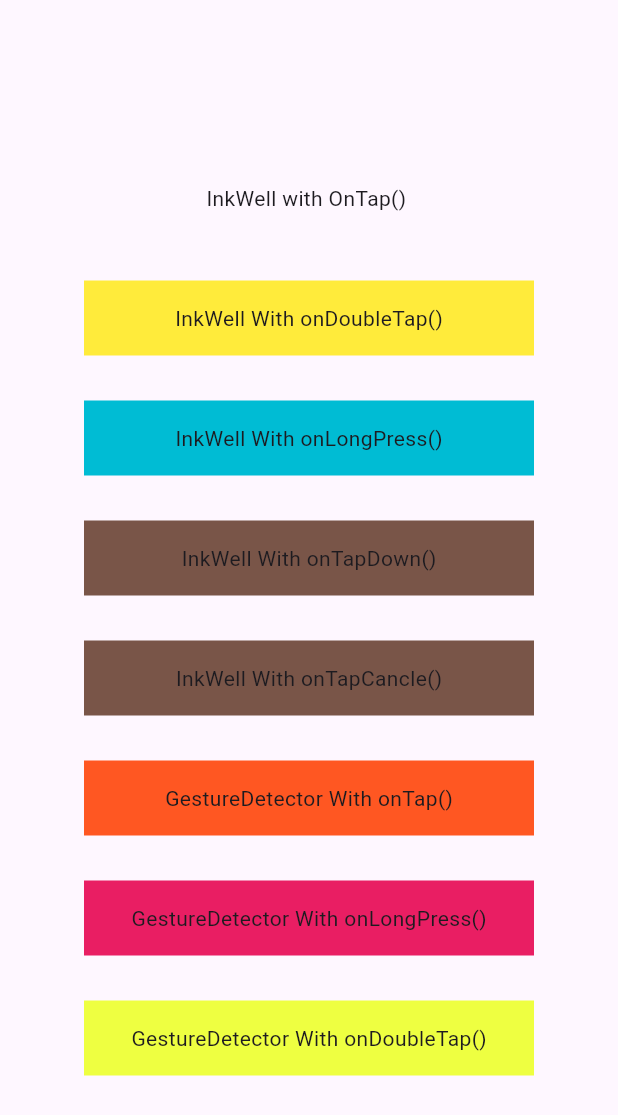
After one commit to pradeepyuni07/Day2-Dart, a Flutter app: the ClickEvent screen opened directly, on a phone screen of 412 x 824 dp. The commit adds this screen. Shown: the top 1115 px of the screen. Run offline on Flutter 3.47's test engine with Material 3 defaults, Android fonts, the phone set to English and light mode, and no system bars; our stand-ins replace image_picker; key blocks and very long unbroken strings in the code were emptied for the run.

Commit message:
Today task done

```diff
--- /dev/null
+++ b/lib/click_event.dart
@@ -0,0 +1,165 @@
+import 'package:flutter/cupertino.dart';
+import 'package:flutter/material.dart';
+
+class ClickEvent extends StatelessWidget {
+  const ClickEvent({super.key});
+
+  @override
+  Widget build(BuildContext context) {
+    return Scaffold(
+      body: Center(
+        child: Column(
+          mainAxisAlignment: MainAxisAlignment.center,
+          children: [
+            InkWell(
+              onTap: () {},
+              radius: 50,
+              // customBorder: BeveledRectangleBorder(borderRadius: BorderRadius.only(topLeft: Radius.elliptical(12, 10))),
+              hoverColor: Colors.greenAccent,
+              splashColor: Colors.blueGrey,
+              // radius: 10,
+              borderRadius: BorderRadius.circular(30),
+              child: Container(
+                alignment: Alignment.center,
+                height: 50,
+                width: 300,
+                // color: Colors.yellow,
+                child: Text("InkWell with OnTap() "),
+              ),
+            ),
+            SizedBox(height: 30),
+
+            InkWell(
+              onDoubleTap: () {
+                ScaffoldMessenger.of(
+                  context,
+                ).showSnackBar(SnackBar(content: Text("This is double Tap()")));
+              },
+
+              // hoverColor: Colors.yellow,
+              child: Container(
+                alignment: Alignment.center,
+                height: 50,
+                width: 300,
+                color: Colors.yellow,
+
+                child: Text("InkWell With onDoubleTap()"),
+              ),
+            ),
+            SizedBox(height: 30),
+            InkWell(
+              onLongPress: () {
+                ScaffoldMessenger.of(context).showSnackBar(
+                  SnackBar(content: Text("This is onLongPress()")),
+                );
+              },
+
+              // hoverColor: Colors.yellow,
+              child: Container(
+                alignment: Alignment.center,
+                height: 50,
+                width: 300,
+                color: Colors.cyan,
+
+                child: Text("InkWell With onLongPress()"),
+              ),
+            ),
+            SizedBox(height: 30),
+            InkWell(
+              onTapDown: (TapDownDetails details) {
+                print("Pressed at: ${details.globalPosition}");
+              },
+              onTapUp: (details) {
+                print("Pressed at: ${details.globalPosition}");
+              },
+              onTapCancel: () {
+                print("onTapCancle");
+              },
+
+              // hoverColor: Colors.yellow,
+              child: Container(
+                alignment: Alignment.center,
+                height: 50,
+                width: 300,
+                color: Colors.brown,
+
+                child: Text("InkWell With onTapDown()"),
+              ),
+            ),
+            SizedBox(height: 30),
+            InkWell(
+              onTapCancel: () {
+                print("onTapCancle");
+              },
+
+              // hoverColor: Colors.yellow,
+              child: Container(
+                alignment: Alignment.center,
+                height: 50,
+                width: 300,
+                color: Colors.brown,
+
+                child: Text("InkWell With onTapCancle()"),
+              ),
+            ),
+
+            SizedBox(height: 30),
+            GestureDetector(
+              onTap: () {
+                ScaffoldMessenger.of(context).showSnackBar(
+                  SnackBar(content: Text("GestureDetector onTap() Called")),
+                );
+              },
+              // hoverColor: Colors.yellow,
+              child: Container(
+                alignment: Alignment.center,
+                height: 50,
+                width: 300,
+                color: Colors.deepOrange,
+
+                child: Text("GestureDetector With onTap()"),
+              ),
+            ),
+            SizedBox(height: 30,),
+            GestureDetector(
+               onLongPress: (){
+                 ScaffoldMessenger.of(context).showSnackBar(
+                   SnackBar(content: Text("GestureDetector onLong Press() Called")),
+                 );
+               },
+              // hoverColor: Colors.yellow,
+              child: Container(
+
+                alignment: Alignment.center,
+                height: 50,
+                width: 300,
+                color: Colors.pink,
+
+                child: Text("GestureDetector With onLongPress()"),
+              ),
+            ),
+            SizedBox(height: 30,),
+            GestureDetector(
+              onDoubleTap: (){
+                ScaffoldMessenger.of(context).showSnackBar(
+                  SnackBar(content: Text("GestureDetector onDoubleTap() Called")),
+                );
+              },
+              // hoverColor: Colors.yellow,
+              child: Container(
+
+                alignment: Alignment.center,
+                height: 50,
+                width: 300,
+                color: Colors.limeAccent,
+
+                child: Text("GestureDetector With onDoubleTap()"),
+              ),
+            ),
+
+          ],
+        ),
+      ),
+    );
+  }
+}
--- a/lib/main.dart
+++ b/lib/main.dart
@@ -1,4 +1,5 @@
 import 'package:dart_app/builders.dart';
+import 'package:dart_app/click_event.dart';
 import 'package:dart_app/custom_bottombar.dart';
 import 'package:dart_app/custom_drawer.dart';
 import 'package:dart_app/fab_button.dart';
@@ -12,6 +13,9 @@ import 'package:dart_app/text_formField.dart' show TextFormfieldDemo;
 import 'package:dart_app/wrap_widget.dart';
 import 'package:flutter/material.dart';
 
+import 'btn.dart' show Btn;
+import 'feedback.dart';
+
 void main() {
   runApp(const MyApp());
 }
@@ -23,7 +27,7 @@ class MyApp extends StatelessWidget {
   Widget build(BuildContext context) {
     return MaterialApp(
       debugShowCheckedModeBanner: false, // Remove debug banner
-      home: Imgs(),
+      home: FeedbackDemo()
     );
   }
 }
```
Also changed, not shown: lib/btn.dart (added, +123 -0 lines), lib/feedback.dart (added, +225 -0 lines).
